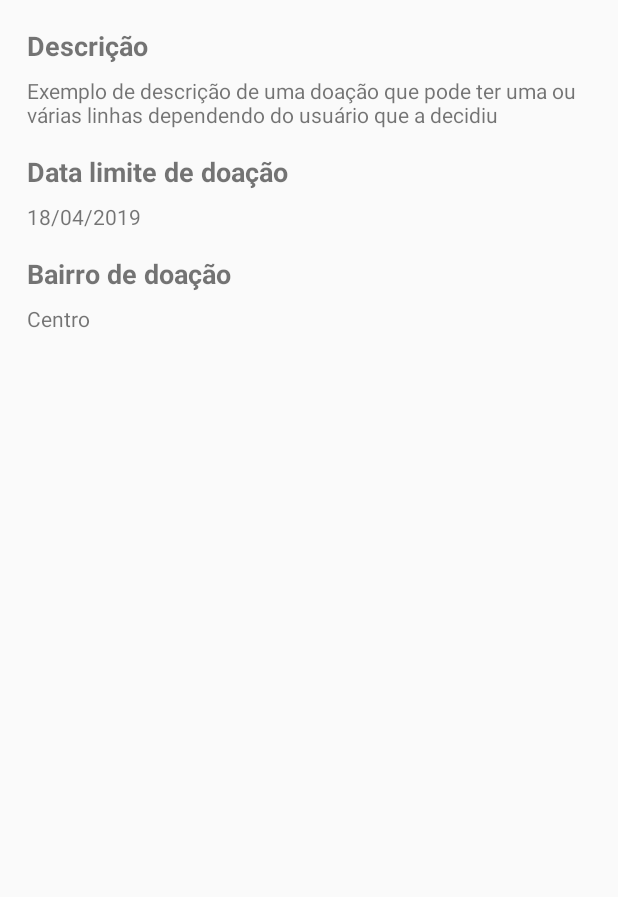
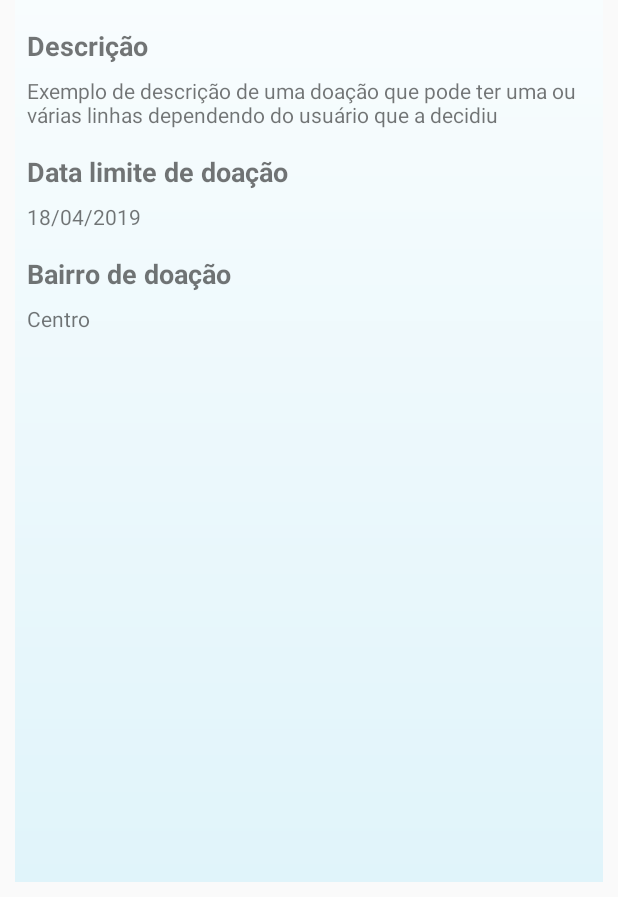
Before and after one commit to tabembota/doacao-app, an Android app: the DoacaoActivity screen opened directly, with no data from a screen before it, on a phone screen of 412 x 824 dp, the part 339-1236 px from its top. Run offline under Robolectric (Android 15) with nearby library versions, the phone set to English and light mode, and no system bars; 6 statements that could not run were skipped.

Commit message:
Mudança de alguns backgrounds
Signed-off-by: LuzMurilo <murilo.stucki@gmail.com>

```diff
--- a/app/src/main/res/drawable/bg_balao.xml
+++ b/app/src/main/res/drawable/bg_balao.xml
@@ -1,7 +1,7 @@
 <?xml version="1.0" encoding="utf-8"?>
 <shape xmlns:android="http://schemas.android.com/apk/res/android">
 
-    <solid android:color="#075e54"/>
+    <solid android:color="@color/colorPrimaryDark"/>
 
     <corners android:radius="16dp"/>
 
--- a/app/src/main/res/layout/activity_doacao.xml
+++ b/app/src/main/res/layout/activity_doacao.xml
@@ -20,7 +20,9 @@
 
     </android.support.design.widget.AppBarLayout>
 
-    <include layout="@layout/content_doacao" />
+    <include
+        layout="@layout/content_doacao"
+        android:background="@drawable/fundo_claro" />
 
 
 </android.support.design.widget.CoordinatorLayout>
--- a/app/src/main/res/layout/content_doacao.xml
+++ b/app/src/main/res/layout/content_doacao.xml
@@ -6,6 +6,7 @@
     android:layout_width="match_parent"
     android:layout_height="match_parent"
     android:layout_margin="10dp"
+    android:background="@drawable/fundo_claro"
     android:orientation="vertical"
     app:layout_behavior="@string/appbar_scrolling_view_behavior"
     tools:context=".activity.DoacaoActivity"
--- a/app/src/main/res/layout/content_main.xml
+++ b/app/src/main/res/layout/content_main.xml
@@ -12,7 +12,7 @@
         android:id="@+id/frameLayoutMain"
         android:layout_width="match_parent"
         android:layout_height="match_parent"
-        android:background="@drawable/fundo_claro"
+        android:background="@color/common_google_signin_btn_text_dark_default"
         app:layout_constraintBottom_toBottomOf="parent"
         app:layout_constraintEnd_toEndOf="parent"
         app:layout_constraintHorizontal_bias="0.0"
--- a/app/src/main/res/layout/fragment_configuracoes.xml
+++ b/app/src/main/res/layout/fragment_configuracoes.xml
@@ -4,7 +4,8 @@
     xmlns:app="http://schemas.android.com/apk/res-auto"
     xmlns:tools="http://schemas.android.com/tools"
     android:layout_width="match_parent"
-    android:layout_height="match_parent">
+    android:layout_height="match_parent"
+    android:background="@drawable/fundo_claro">
 
     <LinearLayout
         android:layout_width="match_parent"
--- a/app/src/main/res/layout/fragment_lista_doacoes.xml
+++ b/app/src/main/res/layout/fragment_lista_doacoes.xml
@@ -10,7 +10,8 @@
     <android.support.v7.widget.RecyclerView
         android:id="@+id/recyclerViewListaDoacoes"
         android:layout_width="match_parent"
-        android:layout_height="match_parent" />
+        android:layout_height="match_parent"
+        android:background="@color/common_google_signin_btn_text_dark_default" />
 
     <ProgressBar
         android:id="@+id/progressBar"
--- a/app/src/main/res/layout/fragment_salvos.xml
+++ b/app/src/main/res/layout/fragment_salvos.xml
@@ -12,7 +12,7 @@
         android:id="@+id/recyclerViewSalvos"
         android:layout_width="match_parent"
         android:layout_height="match_parent"
-        android:background="@drawable/fundo_claro"
+        android:background="@color/common_google_signin_btn_text_dark_default"
         android:gravity="center"
         android:text="temnada" />
 </LinearLayout>
--- a/app/src/main/res/layout/layout_adapter_usuario.xml
+++ b/app/src/main/res/layout/layout_adapter_usuario.xml
@@ -23,14 +23,14 @@
                 android:layout_width="100dp"
                 android:layout_height="100dp"
                 android:layout_margin="0dp"
-                android:background="@color/colorPrimaryLight"
-                android:padding="8dp"
+                android:background="@color/common_google_signin_btn_text_dark_default"
+                android:padding="5dp"
                 app:srcCompat="@mipmap/logo" />
 
             <LinearLayout
                 android:layout_width="match_parent"
                 android:layout_height="match_parent"
-                android:background="@color/colorPrimaryLight"
+                android:background="@color/common_google_signin_btn_text_dark_default"
                 android:gravity="center_vertical"
                 android:orientation="vertical"
                 android:padding="5dp">
```
Lines whose indentation alone changed are shown as unchanged.
